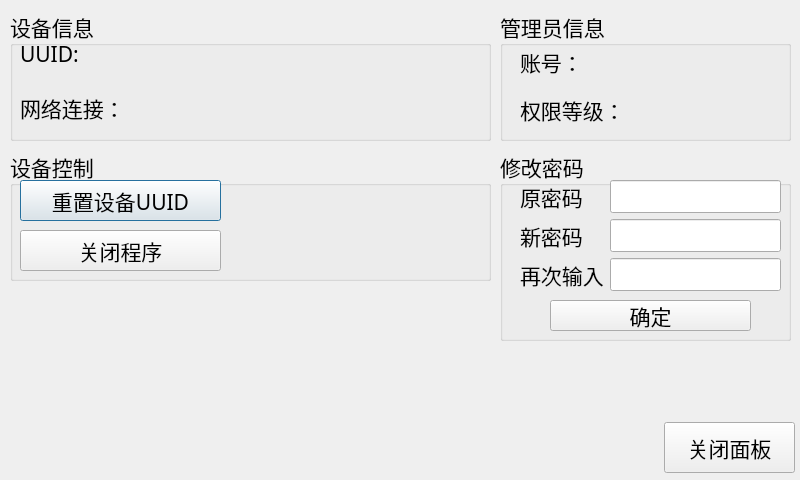
The window that ui/Ui_Operator.ui (limelisest/pyqt5-guide) describes before a commit, drawn with Qt 5.
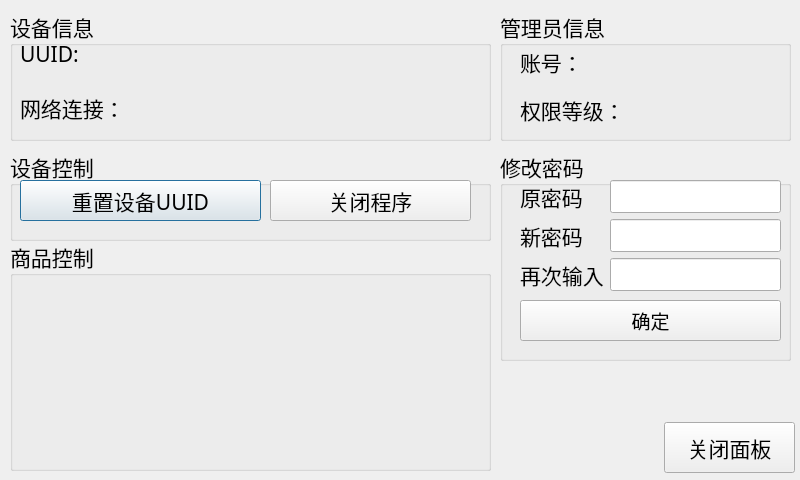
The same window after the commit.

What changed in the file:
```diff
--- a/ui/Ui_Operator.ui
+++ b/ui/Ui_Operator.ui
@@ -37,7 +37,7 @@
      <x>10</x>
      <y>150</y>
      <width>481</width>
-     <height>131</height>
+     <height>91</height>
     </rect>
    </property>
    <property name="title">
@@ -48,7 +48,7 @@
      <rect>
       <x>10</x>
       <y>30</y>
-      <width>201</width>
+      <width>241</width>
       <height>41</height>
      </rect>
     </property>
@@ -59,8 +59,8 @@
    <widget class="QPushButton" name="button_quit">
     <property name="geometry">
      <rect>
-      <x>10</x>
-      <y>80</y>
+      <x>260</x>
+      <y>30</y>
       <width>201</width>
       <height>41</height>
      </rect>
@@ -115,7 +115,7 @@
      <x>500</x>
      <y>150</y>
      <width>291</width>
-     <height>191</height>
+     <height>211</height>
     </rect>
    </property>
    <property name="font">
@@ -184,12 +184,18 @@
    <widget class="QPushButton" name="button_change_password">
     <property name="geometry">
      <rect>
-      <x>50</x>
+      <x>20</x>
       <y>150</y>
-      <width>201</width>
-      <height>31</height>
+      <width>261</width>
+      <height>41</height>
      </rect>
     </property>
+    <property name="font">
+     <font>
+      <family>黑体</family>
+      <pointsize>14</pointsize>
+     </font>
+    </property>
     <property name="text">
      <string>确定</string>
     </property>
@@ -247,6 +253,19 @@
     </layout>
    </widget>
   </widget>
+  <widget class="QGroupBox" name="groupBox_5">
+   <property name="geometry">
+    <rect>
+     <x>10</x>
+     <y>240</y>
+     <width>481</width>
+     <height>231</height>
+    </rect>
+   </property>
+   <property name="title">
+    <string>商品控制</string>
+   </property>
+  </widget>
  </widget>
  <resources/>
  <connections/>
```
